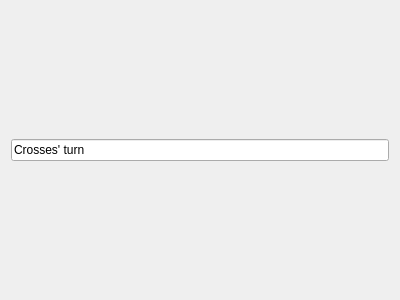
The window that 2nd_semester/hw08/03/ticTacToeUI.ui (Axroy/SPbSU_study) describes before a commit, drawn with Qt 5.
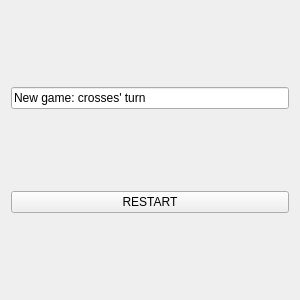
The same window after the commit.

Commit message: Major improvements: added checks for victory and draw, restart button.

Diff of the .ui file:
```diff
--- a/2nd_semester/hw08/03/ticTacToeUI.ui
+++ b/2nd_semester/hw08/03/ticTacToeUI.ui
@@ -6,10 +6,22 @@
    <rect>
     <x>0</x>
     <y>0</y>
-    <width>400</width>
+    <width>300</width>
     <height>300</height>
    </rect>
   </property>
+  <property name="minimumSize">
+   <size>
+    <width>200</width>
+    <height>200</height>
+   </size>
+  </property>
+  <property name="maximumSize">
+   <size>
+    <width>300</width>
+    <height>300</height>
+   </size>
+  </property>
   <property name="windowTitle">
    <string>TicTacToeUI</string>
   </property>
@@ -18,13 +30,20 @@
     <item>
      <widget class="QLineEdit" name="lineEdit">
       <property name="text">
-       <string>Crosses' turn</string>
+       <string>New game: crosses' turn</string>
       </property>
       <property name="readOnly">
        <bool>true</bool>
       </property>
      </widget>
     </item>
+    <item>
+     <widget class="QPushButton" name="restartButton">
+      <property name="text">
+       <string>RESTART</string>
+      </property>
+     </widget>
+    </item>
     <item>
      <layout class="QGridLayout" name="gridLayout"/>
     </item>
```
Left out of the diff: 2 changed lines with no effect on the pictures. The commit also changes 4 other files.
